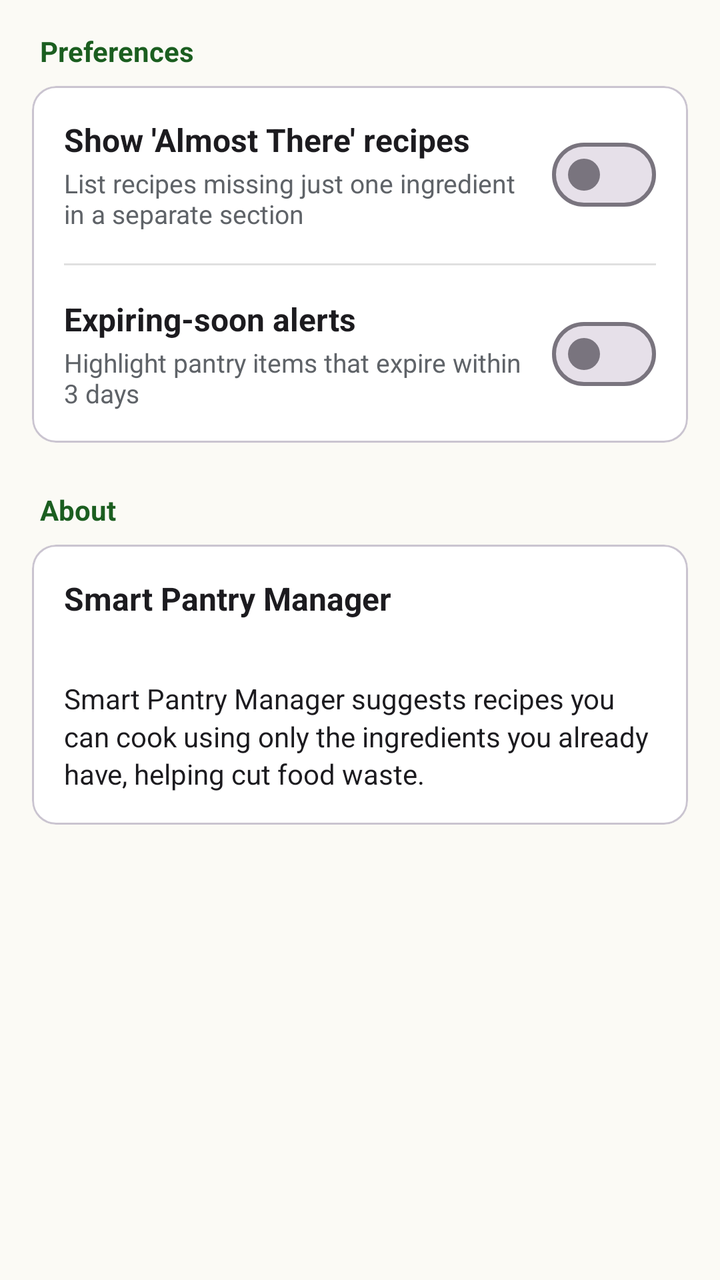
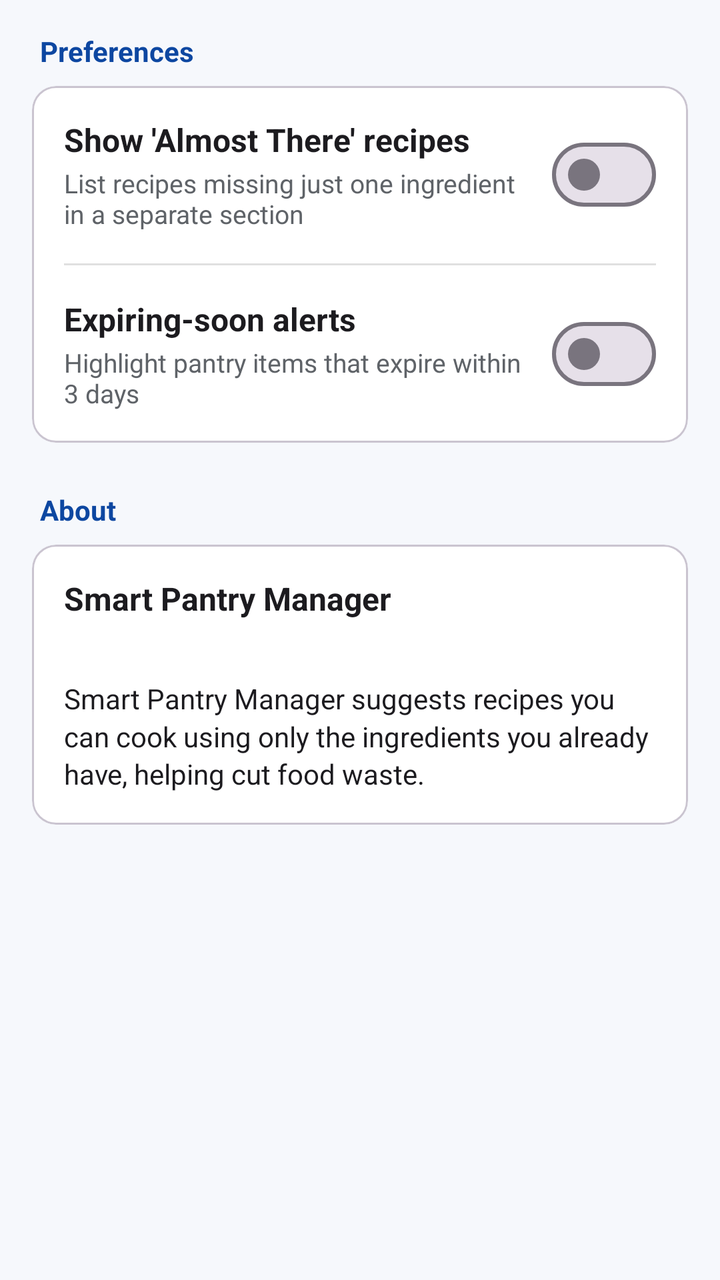

Screens rendered from an Android XML layout before and after an edit, with the pre-edit source and the edit as a unified diff.
<!-- AndroidManifest.xml: application theme Theme.SmartPantryManager -->
<!-- res/layout/fragment_settings.xml -->
<?xml version="1.0" encoding="utf-8"?>
<ScrollView xmlns:android="http://schemas.android.com/apk/res/android"
    xmlns:app="http://schemas.android.com/apk/res-auto"
    android:layout_width="match_parent"
    android:layout_height="match_parent"
    android:clipToPadding="false">

    <LinearLayout
        android:layout_width="match_parent"
        android:layout_height="wrap_content"
        android:orientation="vertical"
        android:padding="16dp">

        <TextView
            android:layout_width="wrap_content"
            android:layout_height="wrap_content"
            android:paddingHorizontal="4dp"
            android:paddingBottom="8dp"
            android:text="@string/settings_section_prefs"
            android:textColor="@color/pantry_green_dark"
            android:textSize="14sp"
            android:textStyle="bold" />

        <com.google.android.material.card.MaterialCardView
            android:layout_width="match_parent"
            android:layout_height="wrap_content"
            app:cardBackgroundColor="@color/white"
            app:cardCornerRadius="12dp"
            app:cardElevation="1dp">

            <LinearLayout
                android:layout_width="match_parent"
                android:layout_height="wrap_content"
                android:orientation="vertical">

                
                <LinearLayout
                    android:id="@+id/row_almost"
                    android:layout_width="match_parent"
                    android:layout_height="wrap_content"
                    android:background="?attr/selectableItemBackground"
                    android:gravity="center_vertical"
                    android:orientation="horizontal"
                    android:padding="16dp">

                    <LinearLayout
                        android:layout_width="0dp"
                        android:layout_height="wrap_content"
                        android:layout_weight="1"
                        android:orientation="vertical">

                        <TextView
                            android:layout_width="wrap_content"
                            android:layout_height="wrap_content"
                            android:text="@string/settings_almost_title"
                            android:textColor="@color/text_dark"
                            android:textSize="16sp"
                            android:textStyle="bold" />

                        <TextView
                            android:layout_width="wrap_content"
                            android:layout_height="wrap_content"
                            android:layout_marginTop="2dp"
                            android:text="@string/settings_almost_desc"
                            android:textColor="@color/text_muted"
                            android:textSize="13sp" />
                    </LinearLayout>

                    <com.google.android.material.materialswitch.MaterialSwitch
                        android:id="@+id/switch_almost"
                        android:layout_width="wrap_content"
                        android:layout_height="wrap_content"
                        android:layout_marginStart="12dp" />
                </LinearLayout>

                <View
                    android:layout_width="match_parent"
                    android:layout_height="1dp"
                    android:layout_marginHorizontal="16dp"
                    android:background="#1F000000" />

                
                <LinearLayout
                    android:id="@+id/row_highlight"
                    android:layout_width="match_parent"
                    android:layout_height="wrap_content"
                    android:background="?attr/selectableItemBackground"
                    android:gravity="center_vertical"
                    android:orientation="horizontal"
                    android:padding="16dp">

                    <LinearLayout
                        android:layout_width="0dp"
                        android:layout_height="wrap_content"
                        android:layout_weight="1"
                        android:orientation="vertical">

                        <TextView
                            android:layout_width="wrap_content"
                            android:layout_height="wrap_content"
                            android:text="@string/settings_highlight_title"
                            android:textColor="@color/text_dark"
                            android:textSize="16sp"
                            android:textStyle="bold" />

                        <TextView
                            android:layout_width="wrap_content"
                            android:layout_height="wrap_content"
                            android:layout_marginTop="2dp"
                            android:text="@string/settings_highlight_desc"
                            android:textColor="@color/text_muted"
                            android:textSize="13sp" />
                    </LinearLayout>

                    <com.google.android.material.materialswitch.MaterialSwitch
                        android:id="@+id/switch_highlight"
                        android:layout_width="wrap_content"
                        android:layout_height="wrap_content"
                        android:layout_marginStart="12dp" />
                </LinearLayout>
            </LinearLayout>
        </com.google.android.material.card.MaterialCardView>

        <TextView
            android:layout_width="wrap_content"
            android:layout_height="wrap_content"
            android:paddingHorizontal="4dp"
            android:paddingTop="24dp"
            android:paddingBottom="8dp"
            android:text="@string/settings_section_about"
            android:textColor="@color/pantry_green_dark"
            android:textSize="14sp"
            android:textStyle="bold" />

        <com.google.android.material.card.MaterialCardView
            android:layout_width="match_parent"
            android:layout_height="wrap_content"
            app:cardBackgroundColor="@color/white"
            app:cardCornerRadius="12dp"
            app:cardElevation="1dp">

            <LinearLayout
                android:layout_width="match_parent"
                android:layout_height="wrap_content"
                android:orientation="vertical"
                android:padding="16dp">

                <TextView
                    android:layout_width="wrap_content"
                    android:layout_height="wrap_content"
                    android:text="@string/app_name"
                    android:textColor="@color/text_dark"
                    android:textSize="16sp"
                    android:textStyle="bold" />

                <TextView
                    android:id="@+id/tv_version"
                    android:layout_width="wrap_content"
                    android:layout_height="wrap_content"
                    android:layout_marginTop="2dp"
                    android:textColor="@color/text_muted"
                    android:textSize="13sp" />

                <TextView
                    android:layout_width="match_parent"
                    android:layout_height="wrap_content"
                    android:layout_marginTop="10dp"
                    android:lineSpacingMultiplier="1.15"
                    android:text="@string/settings_about_text"
                    android:textColor="@color/text_dark"
                    android:textSize="14sp" />
            </LinearLayout>
        </com.google.android.material.card.MaterialCardView>
    </LinearLayout>
</ScrollView>
<!-- resources referenced by this layout -->
<resources>
  <color name="pantry_green_dark">#1B5E20</color>
  <color name="text_dark">#1C1B1F</color>
  <color name="text_muted">#5F6368</color>
  <color name="white">#FFFFFFFF</color>
  <string name="app_name">Smart Pantry Manager</string>
  <string name="settings_about_text">Smart Pantry Manager suggests recipes you can cook using only the ingredients you already have, helping cut food waste.</string>
  <string name="settings_almost_desc">List recipes missing just one ingredient in a separate section</string>
  <string name="settings_almost_title">Show \'Almost There\' recipes</string>
  <string name="settings_highlight_desc">Highlight pantry items that expire within 3 days</string>
  <string name="settings_highlight_title">Expiring-soon alerts</string>
  <string name="settings_section_about">About</string>
  <string name="settings_section_prefs">Preferences</string>
  <style name="Theme.SmartPantryManager" parent="Theme.Material3.Light.NoActionBar">
          <item name="colorPrimary">@color/pantry_green</item>
          <item name="colorOnPrimary">@color/white</item>
          <item name="colorPrimaryContainer">@color/green_container</item>
          <item name="colorOnPrimaryContainer">@color/on_green_container</item>
          <item name="colorSecondary">@color/accent_orange</item>
          <item name="colorOnSecondary">@color/white</item>
          <item name="colorSecondaryContainer">@color/green_container</item>
          <item name="colorOnSecondaryContainer">@color/on_green_container</item>
          <item name="android:colorBackground">@color/surface_cream</item>
          <item name="colorSurface">@color/surface_cream</item>
          <item name="colorOnSurface">@color/text_dark</item>
          <item name="colorError">@color/error_red</item>
  
          
          <item name="android:windowLightStatusBar">false</item>
      </style>
  <color name="pantry_green">#2E7D32</color>
  <color name="green_container">#C8E6C9</color>
  <color name="on_green_container">#0B3D12</color>
  <color name="accent_orange">#EF6C00</color>
  <color name="surface_cream">#FBFAF5</color>
  <color name="error_red">#B3261E</color>
</resources>

<!-- the commit's change to res/layout/fragment_settings.xml (unified diff, before → after) -->
@@ -17,7 +17,7 @@
             android:paddingHorizontal="4dp"
             android:paddingBottom="8dp"
             android:text="@string/settings_section_prefs"
-            android:textColor="@color/pantry_green_dark"
+            android:textColor="@color/primary_blue_dark"
             android:textSize="14sp"
             android:textStyle="bold" />
 
@@ -128,7 +128,7 @@
             android:paddingTop="24dp"
             android:paddingBottom="8dp"
             android:text="@string/settings_section_about"
-            android:textColor="@color/pantry_green_dark"
+            android:textColor="@color/primary_blue_dark"
             android:textSize="14sp"
             android:textStyle="bold" />
 
<!-- resource entries referenced after the edit -->
@@ -1,6 +1,6 @@
 <!-- resources referenced by this layout -->
 <resources>
-  <color name="pantry_green_dark">#1B5E20</color>
+  <color name="primary_blue_dark">#0D47A1</color>
   <color name="text_dark">#1C1B1F</color>
   <color name="text_muted">#5F6368</color>
   <color name="white">#FFFFFFFF</color>
@@ -13,27 +13,27 @@
   <string name="settings_section_about">About</string>
   <string name="settings_section_prefs">Preferences</string>
   <style name="Theme.SmartPantryManager" parent="Theme.Material3.Light.NoActionBar">
-          <item name="colorPrimary">@color/pantry_green</item>
+          <item name="colorPrimary">@color/primary_blue</item>
           <item name="colorOnPrimary">@color/white</item>
-          <item name="colorPrimaryContainer">@color/green_container</item>
-          <item name="colorOnPrimaryContainer">@color/on_green_container</item>
+          <item name="colorPrimaryContainer">@color/blue_container</item>
+          <item name="colorOnPrimaryContainer">@color/on_blue_container</item>
           <item name="colorSecondary">@color/accent_orange</item>
           <item name="colorOnSecondary">@color/white</item>
-          <item name="colorSecondaryContainer">@color/green_container</item>
-          <item name="colorOnSecondaryContainer">@color/on_green_container</item>
-          <item name="android:colorBackground">@color/surface_cream</item>
-          <item name="colorSurface">@color/surface_cream</item>
+          <item name="colorSecondaryContainer">@color/blue_container</item>
+          <item name="colorOnSecondaryContainer">@color/on_blue_container</item>
+          <item name="android:colorBackground">@color/surface_light</item>
+          <item name="colorSurface">@color/surface_light</item>
           <item name="colorOnSurface">@color/text_dark</item>
           <item name="colorError">@color/error_red</item>
   
           
           <item name="android:windowLightStatusBar">false</item>
       </style>
-  <color name="pantry_green">#2E7D32</color>
-  <color name="green_container">#C8E6C9</color>
-  <color name="on_green_container">#0B3D12</color>
+  <color name="primary_blue">#1565C0</color>
+  <color name="blue_container">#D6E6FF</color>
+  <color name="on_blue_container">#0A2A5E</color>
   <color name="accent_orange">#EF6C00</color>
-  <color name="surface_cream">#FBFAF5</color>
+  <color name="surface_light">#F6F8FC</color>
   <color name="error_red">#B3261E</color>
 </resources>
 
